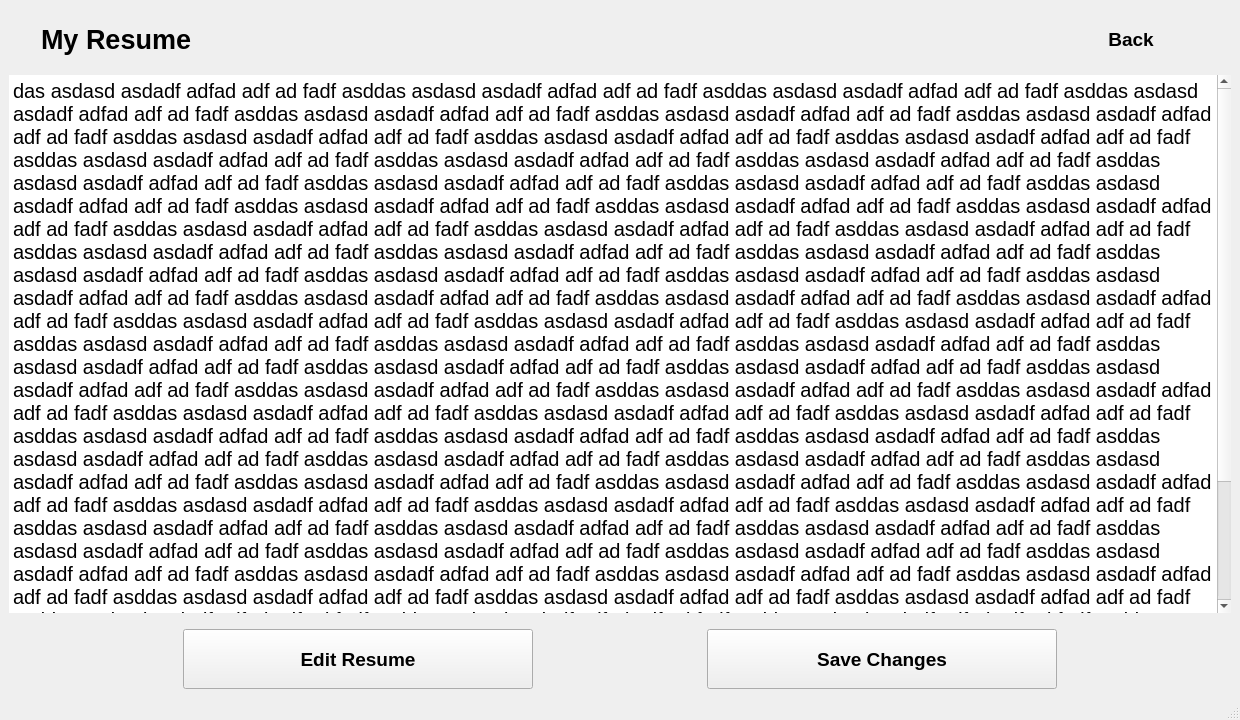
Before: the Qt Designer form ui/student_resume.ui in IvnGenza/EasyJob_39, drawn with Qt 5.
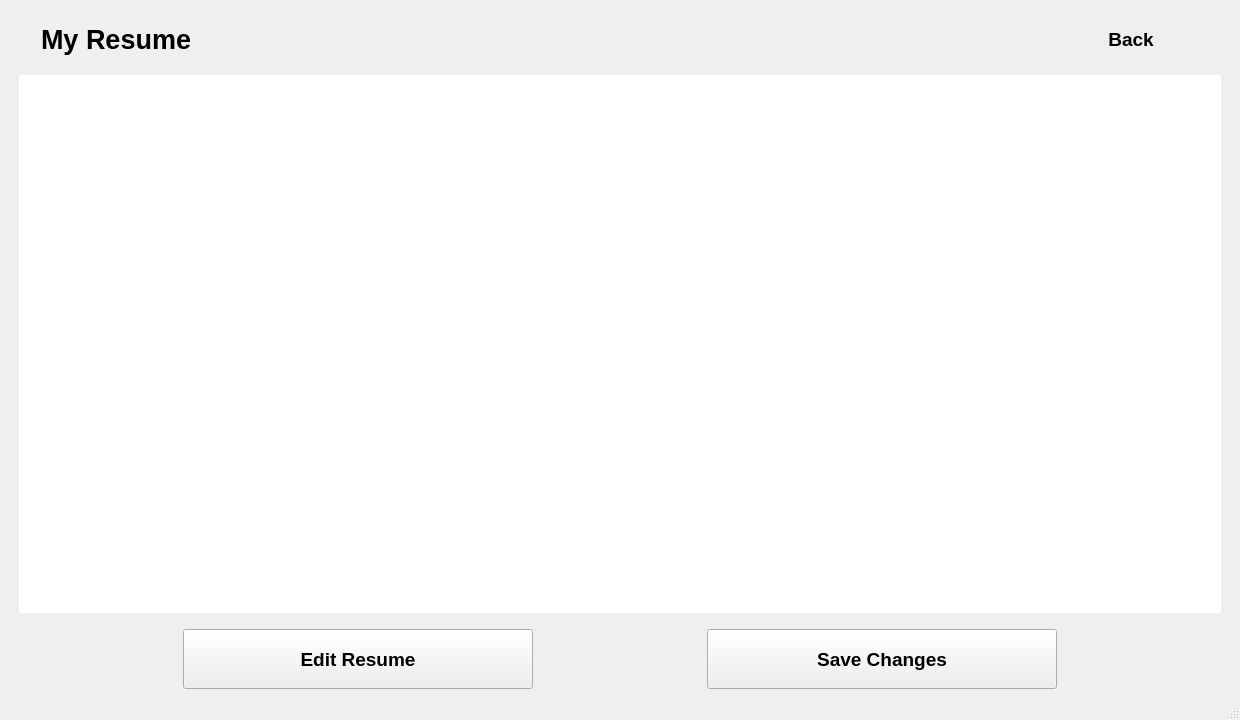
After: the same form once the commit is applied.

```diff
--- a/ui/student_resume.ui
+++ b/ui/student_resume.ui
@@ -96,6 +96,17 @@
        </layout>
       </item>
       <item>
+       <layout class="QVBoxLayout" name="verticalLayout_3">
+        <property name="leftMargin">
+         <number>10</number>
+        </property>
+        <property name="topMargin">
+         <number>0</number>
+        </property>
+        <property name="rightMargin">
+         <number>10</number>
+        </property>
+        <item>
        <widget class="QTextEdit" name="resume_textBox">
         <property name="cursor" stdset="0">
          <cursorShape>IBeamCursor</cursorShape>
@@ -120,12 +131,14 @@
 &lt;html&gt;&lt;head&gt;&lt;meta name=&quot;qrichtext&quot; content=&quot;1&quot; /&gt;&lt;style type=&quot;text/css&quot;&gt;
 p, li { white-space: pre-wrap; }
 &lt;/style&gt;&lt;/head&gt;&lt;body style=&quot; font-family:'MS Shell Dlg 2'; font-size:20px; font-weight:400; font-style:normal;&quot;&gt;
-&lt;p style=&quot; margin-top:0px; margin-bottom:0px; margin-left:0px; margin-right:0px; -qt-block-indent:0; text-indent:0px;&quot;&gt;&lt;span style=&quot; font-size:20px;&quot;&gt;das asdasd asdadf adfad adf ad fadf asddas asdasd asdadf adfad adf ad fadf asddas asdasd asdadf adfad adf ad fadf asddas asdasd asdadf adfad adf ad fadf asddas asdasd asdadf adfad adf ad fadf asddas asdasd asdadf adfad adf ad fadf asddas asdasd asdadf adfad adf ad fadf asddas asdasd asdadf adfad adf ad fadf asddas asdasd asdadf adfad adf ad fadf asddas asdasd asdadf adfad adf ad fadf asddas asdasd asdadf adfad adf ad fadf asddas asdasd asdadf adfad adf ad fadf asddas asdasd asdadf adfad adf ad fadf asddas asdasd asdadf adfad adf ad fadf asddas asdasd asdadf adfad adf ad fadf asddas asdasd asdadf adfad adf ad fadf asddas asdasd asdadf adfad adf ad fadf asddas asdasd asdadf adfad adf ad fadf asddas asdasd asdadf adfad adf ad fadf asddas asdasd asdadf adfad adf ad fadf asddas asdasd asdadf adfad adf ad fadf asddas asdasd asdadf adfad adf ad fadf asddas asdasd asdadf adfad adf ad fadf asddas asdasd asdadf adfad adf ad fadf asddas asdasd asdadf adfad adf ad fadf asddas asdasd asdadf adfad adf ad fadf asddas asdasd asdadf adfad adf ad fadf asddas asdasd asdadf adfad adf ad fadf asddas asdasd asdadf adfad adf ad fadf asddas asdasd asdadf adfad adf ad fadf asddas asdasd asdadf adfad adf ad fadf asddas asdasd asdadf adfad adf ad fadf asddas asdasd asdadf adfad adf ad fadf asddas asdasd asdadf adfad adf ad fadf asddas asdasd asdadf adfad adf ad fadf asddas asdasd asdadf adfad adf ad fadf asddas asdasd asdadf adfad adf ad fadf asddas asdasd asdadf adfad adf ad fadf asddas asdasd asdadf adfad adf ad fadf asddas asdasd asdadf adfad adf ad fadf asddas asdasd asdadf adfad adf ad fadf asddas asdasd asdadf adfad adf ad fadf asddas asdasd asdadf adfad adf ad fadf asddas asdasd asdadf adfad adf ad fadf asddas asdasd asdadf adfad adf ad fadf asddas asdasd asdadf adfad adf ad fadf asddas asdasd asdadf adfad adf ad fadf asddas asdasd asdadf adfad adf ad fadf asddas asdasd asdadf adfad adf ad fadf asddas asdasd asdadf adfad adf ad fadf asddas asdasd asdadf adfad adf ad fadf asddas asdasd asdadf adfad adf ad fadf asddas asdasd asdadf adfad adf ad fadf asddas asdasd asdadf adfad adf ad fadf asddas asdasd asdadf adfad adf ad fadf asddas asdasd asdadf adfad adf ad fadf asddas asdasd asdadf adfad adf ad fadf asddas asdasd asdadf adfad adf ad fadf asddas asdasd asdadf adfad adf ad fadf asddas asdasd asdadf adfad adf ad fadf asddas asdasd asdadf adfad adf ad fadf asddas asdasd asdadf adfad adf ad fadf asddas asdasd asdadf adfad adf ad fadf asddas asdasd asdadf adfad adf ad fadf asddas asdasd asdadf adfad adf ad fadf asddas asdasd asdadf adfad adf ad fadf asddas asdasd asdadf adfad adf ad fadf asddas asdasd asdadf adfad adf ad fadf asddas asdasd asdadf adfad adf ad fadf asddas asdasd asdadf adfad adf ad fadf asddas asdasd asdadf adfad adf ad fadf asddas asdasd asdadf adfad adf ad fadf asddas asdasd asdadf adfad adf ad fadf asddas asdasd asdadf adfad adf ad fadf asddas asdasd asdadf adfad adf ad fadf asddas asdasd asdadf adfad adf ad fadf asddas asdasd asdadf adfad adf ad fadf asddas asdasd asdadf adfad adf ad fadf asddas asdasd asdadf adfad adf ad fadf asddas asdasd asdadf adfad adf ad fadf asddas asdasd asdadf adfad adf ad fadf asddas asdasd asdadf adfad adf ad fadf asddas asdasd asdadf adfad adf ad fadf asddas asdasd asdadf adfad adf ad fadf asddas asdasd asdadf adfad adf ad fadf asddas asdasd asdadf adfad adf ad fadf asddas asdasd asdadf adfad adf ad fadf asddas asdasd asdadf adfad adf ad fadf asddas asdasd asdadf adfad adf ad fadf asddas asdasd asdadf adfad adf ad fadf asddas asdasd asdadf adfad adf ad fadf asddas asdasd asdadf adfad adf ad fadf asddas asdasd asdadf adfad adf ad fadf asddas asdasd asdadf adfad adf ad fadf asddas asdasd asdadf adfad adf ad fadf asddas asdasd asdadf adfad adf ad fadf asd&lt;/span&gt;&lt;/p&gt;&lt;/body&gt;&lt;/html&gt;</string>
+&lt;p style=&quot;-qt-paragraph-type:empty; margin-top:0px; margin-bottom:0px; margin-left:0px; margin-right:0px; -qt-block-indent:0; text-indent:0px;&quot;&gt;&lt;br /&gt;&lt;/p&gt;&lt;/body&gt;&lt;/html&gt;</string>
         </property>
         <property name="cursorWidth">
          <number>1</number>
         </property>
        </widget>
+        </item>
+       </layout>
       </item>
       <item>
        <layout class="QHBoxLayout" name="horizontalLayout_4">
```
Lines whose indentation alone changed are shown as unchanged.
